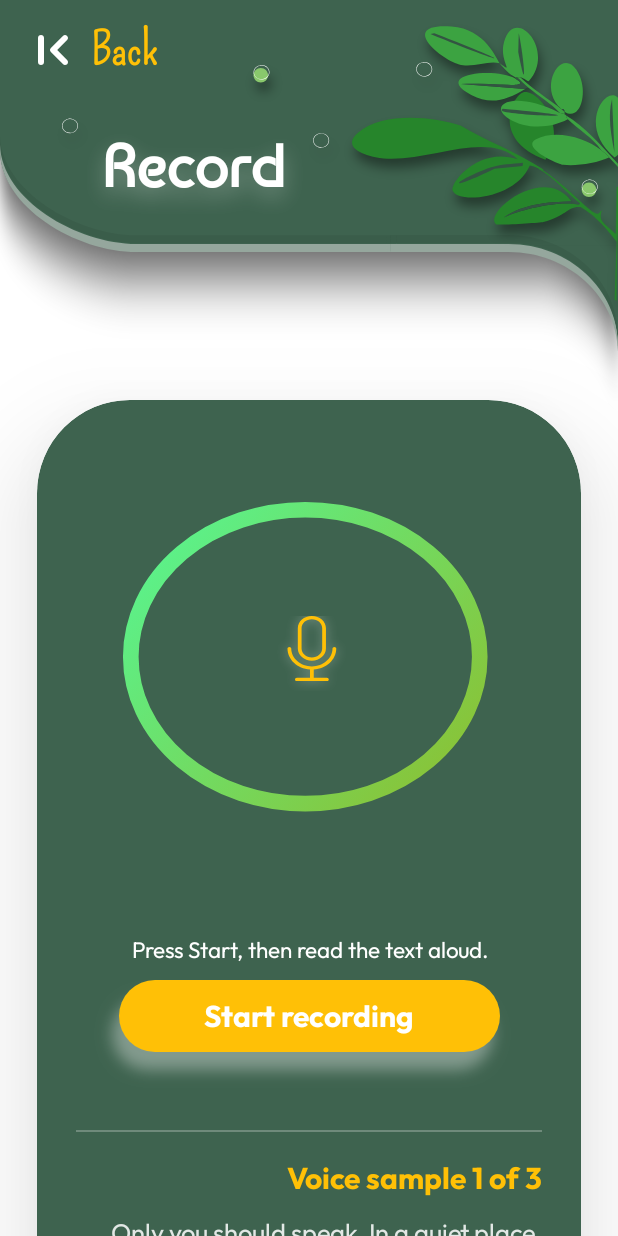
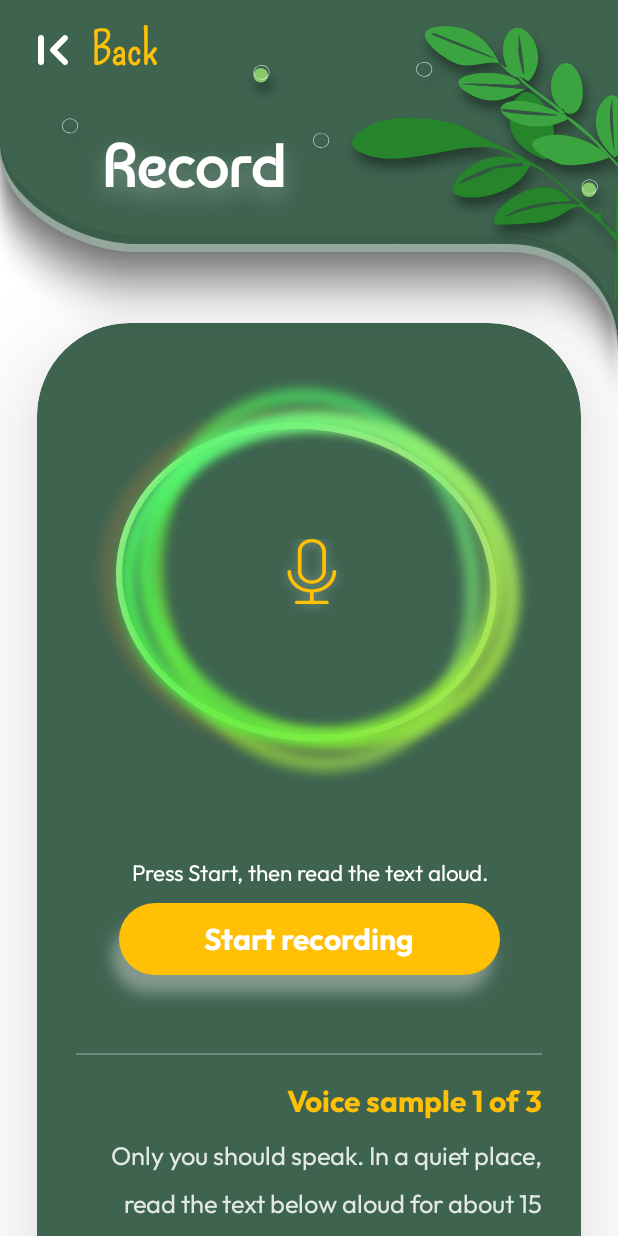
Before and after one commit to anonymous5841/Evoke_Dementia, an Android app built with Jetpack Compose: the RecordScreen screen opened through its navigation route, on a phone screen of 412 x 824 dp. Run offline under Robolectric (Android 15) with nearby library versions, the phone set to English and light mode, and no system bars; libraries missing offline, so code that uses them is left out: com.k2fsa.sherpa.

Commit message:
updated recorder ui, and added text

```diff
--- a/app/src/main/java/com/example/evoke/ui/Profile.kt
+++ b/app/src/main/java/com/example/evoke/ui/Profile.kt
@@ -261,7 +261,7 @@ fun PersonFormContent(
                                 contentAlignment = Alignment.BottomCenter
                             ) {
                                 FieldLabel(
-                                    text = stringResource(R.string.add_person_voice_sample),
+                                    text = stringResource(R.string.user_voice_sample),
                                     textsize = 17.sp,
                                     fontFamily = OutfitFont,
                                     fontWeight = FontWeight.Medium
--- a/app/src/main/java/com/example/evoke/ui/RecorderScreen.kt
+++ b/app/src/main/java/com/example/evoke/ui/RecorderScreen.kt
@@ -26,6 +26,7 @@ import androidx.compose.ui.unit.sp
 import androidx.core.content.ContextCompat
 import com.example.evoke.ui.components.HeaderSection
 import androidx.compose.ui.draw.blur
+import androidx.compose.ui.platform.LocalLayoutDirection
 import androidx.compose.ui.tooling.preview.Preview
 import androidx.compose.ui.unit.Dp
 import com.example.animation.LiquidBlobAnimation
@@ -35,6 +36,7 @@ import com.example.evoke.ui.components.ShadowButton
 import com.example.evoke.ui.theme.AppTheme
 import com.example.evoke.ui.theme.GreenTheme
 import androidx.compose.ui.res.stringResource
+import androidx.compose.ui.unit.LayoutDirection
 import com.example.evoke.R
 import com.example.evoke.ui.components.AppLanguageDirection
 import com.example.evoke.ui.components.isUrduSelected
@@ -43,7 +45,7 @@ import com.example.evoke.voice.RecorderPhase
 import com.example.evoke.voice.RecorderUiState
 import com.example.evoke.voice.VoiceConfig
 import com.example.evoke.voice.VoiceSessionViewModel
-
+import androidx.compose.ui.text.style.TextDirection
 
 private fun Modifier.blurIfSupported(radius: Dp): Modifier {
     return if (Build.VERSION.SDK_INT >= Build.VERSION_CODES.S) {
@@ -163,8 +165,7 @@ fun RecordScreen(
             // Calculate spacing
             val headerHeight = 260.dp
             val bottomPadding = 28.dp
-            val availableHeight = maxHeight - headerHeight - bottomPadding
-            val topPadding = (availableHeight - cardHeight) / 2f
+            val headerGap = (-25).dp   // gap under the header; raise it if it feels too tight
 
             Box(
                 modifier = Modifier.fillMaxSize()
@@ -177,12 +178,8 @@ fun RecordScreen(
                         .verticalScroll(rememberScrollState())
                 ) {
 
-                    // Header space
-                    Spacer(modifier = Modifier.height(headerHeight))
-
-                    // Top padding to center the recorder part of the card
-                    Spacer(modifier = Modifier.height(topPadding.coerceAtLeast(12.dp)))
-
+                    // Header space + gap (headerGap may be negative to pull the card up)
+                    Spacer(modifier = Modifier.height((headerHeight + headerGap).coerceAtLeast(0.dp)))
                     Box(
                         modifier = Modifier
                             .fillMaxWidth()
@@ -232,7 +229,8 @@ fun RecordScreen(
                                             )
                                         } else {
                                             LiquidBlobAnimation(
-                                                modifier = Modifier.size(blobAnimationSize)
+                                                modifier = Modifier.size(blobAnimationSize),
+                                                isAnimating = isRecording
                                             )
                                         }
 
@@ -335,10 +333,7 @@ fun RecordScreen(
                         }
                     }
 
-                    // Bottom padding to center card
-                    Spacer(modifier = Modifier.height(topPadding.coerceAtLeast(12.dp)))
-
-                    // Minimum bottom padding
+                    // Bottom padding
                     Spacer(modifier = Modifier.height(bottomPadding))
                 }
 
@@ -422,25 +417,36 @@ private fun ScriptSection(state: RecorderUiState) {
             Spacer(modifier = Modifier.height(16.dp))
 
             // The script itself
+            val scriptRes = when (state.currentSample) {
+                1 -> R.string.voice_sample_script_en
+                2 -> R.string.voice_sample_script_ur
+                else -> R.string.voice_sample_script_mix
+            }
+            val scriptIsUrdu = state.currentSample >= 2          // Urdu glyphs need the taller line height
+            val scriptDirection = if (state.currentSample == 2) LayoutDirection.Rtl else LayoutDirection.Ltr
+
+            CompositionLocalProvider(LocalLayoutDirection provides scriptDirection) {
                 Box(
                     modifier = Modifier
                         .fillMaxWidth()
-                    .background(
-                        Color.White.copy(alpha = 0.12f),
-                        RoundedCornerShape(24.dp)
-                    )
+                        .background(Color.White.copy(alpha = 0.12f), RoundedCornerShape(24.dp))
                         .padding(horizontal = 20.dp, vertical = 18.dp)
                 ) {
+                    if (state.currentSample >= 3) {
+                        MixedScript(stringResource(scriptRes))
+                    } else {
                         Text(
-                    text = stringResource(R.string.voice_sample_script),
+                            text = stringResource(scriptRes),
                             color = Color.White,
                             fontSize = 22.sp,
-                    lineHeight = if (isUrdu) 44.sp else 34.sp,
+                            lineHeight = if (scriptIsUrdu) 44.sp else 34.sp,
                             fontWeight = FontWeight.Medium,
                             fontFamily = OutfitFont,
                             textAlign = TextAlign.Start,
                             modifier = Modifier.fillMaxWidth()
                         )
+                    }
+                }
             }
         }
     }
@@ -498,6 +504,35 @@ private fun StatusText(
     )
 }
 
+/** Mixed Urdu/English script: one sentence per line, RTL, English phrases kept intact. */
+@Composable
+private fun MixedScript(text: String) {
+    val latinRun = Regex("[A-Za-z]+(?:\\s+[A-Za-z]+)*")
+    val lines = text.split("۔")
+        .map { it.trim() }
+        .filter { it.isNotEmpty() }
+        .map { sentence ->
+            // \u2066 = LRI, \u2069 = PDI: each English phrase becomes an isolated LTR block
+            latinRun.replace(sentence) { "\u2066${it.value}\u2069" } + "۔"
+        }
+
+    Column(verticalArrangement = Arrangement.spacedBy(14.dp)) {
+        lines.forEach { line ->
+            Text(
+                text = line,
+                color = Color.White,
+                fontSize = 22.sp,
+                lineHeight = 44.sp,
+                fontWeight = FontWeight.Medium,
+                fontFamily = OutfitFont,
+                textAlign = TextAlign.Right,
+                style = LocalTextStyle.current.copy(textDirection = TextDirection.Rtl),
+                modifier = Modifier.fillMaxWidth()
+            )
+        }
+    }
+}
+
 @Preview(showBackground = true, showSystemUi = true)
 @Composable
 fun RecorderPreview() {
--- a/app/src/main/java/com/example/evoke/ui/components/recorder_animation.kt
+++ b/app/src/main/java/com/example/evoke/ui/components/recorder_animation.kt
@@ -76,11 +76,30 @@ import androidx.compose.ui.graphics.Color
  * color (#FF9838) are unchanged - only the ellipse stroke gradients
  * (colors + start-stop position) are newly keyframed.
  */
+
 @Composable
 fun VoiceRecorderAnimation(
     modifier: Modifier = Modifier,
     isAnimating: Boolean = true
 ) {
+    Box(modifier = modifier, contentAlignment = Alignment.Center) {
+        if (isAnimating) AnimatedVoiceRings() else StaticVoiceRings()
+    }
+}
+
+@Composable
+private fun StaticVoiceRings() {
+    val c = AppTheme.colors
+    VoiceRings(
+        theta = 0f,
+        rotationA = 8.4f, rotationB = 0f, rotationC = 14.9f, rotationD = 77.22f,
+        colorA1 = c.voiceS1E1T, colorA2 = c.voiceS1E1B, stopA = 0f,
+        colorBCD1 = c.voiceS1E2T, colorBCD2 = c.voiceS1E2B, stopBCD = 0f
+    )
+}
+
+@Composable
+private fun AnimatedVoiceRings() {
     val infiniteTransition = rememberInfiniteTransition(label = "voiceAnimation")
     val appColors = AppTheme.colors
     val time by infiniteTransition.animateFloat(
@@ -287,96 +306,68 @@ fun VoiceRecorderAnimation(
         ),
         label = "stopBCD"
     )
+    VoiceRings(
+        theta, rotationA, rotationB, rotationC, rotationD,
+        colorA1, colorA2, stopA, colorBCD1, colorBCD2, stopBCD
+    )
+}
 
-    Box(
-        modifier = modifier,
-        contentAlignment = Alignment.Center
+
+@Composable
+private fun VoiceRings(
+    theta: Float,
+    rotationA: Float, rotationB: Float, rotationC: Float, rotationD: Float,
+    colorA1: Color, colorA2: Color, stopA: Float,
+    colorBCD1: Color, colorBCD2: Color, stopBCD: Float
 ) {
-        if (isAnimating) {
-
-            // ---- Ring A (Ellipse1): rx=113.44 ry=92.74 - shadow + ring together ----
     RingAWithShadow(
-                theta = theta,
-                rotation = rotationA,
-                colorTop = colorA1,
-                colorBottom = colorA2,
-                colorStop = stopA
+        theta = theta, rotation = rotationA,
+        colorTop = colorA1, colorBottom = colorA2, colorStop = stopA
     )
 
-            // ---- Ring D (Ellipse4): rx=111.56 ry=93.98 (+7dp) ----
+    val overlayStart = Color(0xFF05F80D).copy(alpha = 0.33f)
+    val overlayEnd = Color.White.copy(alpha = 0.15f)
+
+    // Ring D
     Canvas(modifier = Modifier.fillMaxSize().blurIfSupported(6.dp)) {
-                val scale = fitScale(size)
-                val sizeBump = 7.dp.toPx()
-                val cx = baseCenterX(size, scale, 206.07f) + sin(theta + 3.6f) * 6f * scale
-                val cy = baseCenterY(size, scale, 152.29f)
+        val scale = fitScale(size); val bump = 7.dp.toPx()
         drawRing(
-                    centerX = cx, centerY = cy,
-                    radiusX = 111.56f * scale + sizeBump, radiusY = 93.98f * scale + sizeBump,
+            centerX = baseCenterX(size, scale, 206.07f) + sin(theta + 3.6f) * 6f * scale,
+            centerY = baseCenterY(size, scale, 152.29f),
+            radiusX = 111.56f * scale + bump, radiusY = 93.98f * scale + bump,
             rotation = rotationD,
             opacity = (0.55f + 0.25f * sin(theta + 3.0f)).coerceIn(0.15f, 0.9f),
             baseStart = colorBCD1, baseEnd = colorBCD2, baseStartStop = stopBCD,
-                    overlayStart = Color(0xFF05F80D).copy(alpha = 0.33f),
-                    overlayEnd = Color.White.copy(alpha = 0.15f),
-                    strokeWidth = 10f * scale
+            overlayStart = overlayStart, overlayEnd = overlayEnd, strokeWidth = 10f * scale
         )
     }
-
-            // ---- Ring C (Ellipse3): rx=111.56 ry=93.98 (+7dp) ----
+    // Ring C
     Canvas(modifier = Modifier.fillMaxSize().blurIfSupported(6.dp)) {
-                val scale = fitScale(size)
-                val sizeBump = 7.dp.toPx()
-                val cx = baseCenterX(size, scale, 209.20f) + sin(theta + 2.4f) * 5f * scale
-                val cy = baseCenterY(size, scale, 152.46f)
+        val scale = fitScale(size); val bump = 7.dp.toPx()
         drawRing(
-                    centerX = cx, centerY = cy,
-                    radiusX = 111.56f * scale + sizeBump, radiusY = 93.98f * scale + sizeBump,
+            centerX = baseCenterX(size, scale, 209.20f) + sin(theta + 2.4f) * 5f * scale,
+            centerY = baseCenterY(size, scale, 152.46f),
+            radiusX = 111.56f * scale + bump, radiusY = 93.98f * scale + bump,
             rotation = rotationC,
             opacity = (0.6f + 0.25f * sin(theta + 2.0f)).coerceIn(0.15f, 0.95f),
             baseStart = colorBCD1, baseEnd = colorBCD2, baseStartStop = stopBCD,
-                    overlayStart = Color(0xFF05F80D).copy(alpha = 0.33f),
-                    overlayEnd = Color.White.copy(alpha = 0.15f),
-                    strokeWidth = 10f * scale
+            overlayStart = overlayStart, overlayEnd = overlayEnd, strokeWidth = 10f * scale
         )
     }
-
-            // ---- Ring B (Ellipse2): rx=111.56 ry=93.98 (+7dp) ----
+    // Ring B
     Canvas(modifier = Modifier.fillMaxSize().blurIfSupported(6.dp)) {
-                val scale = fitScale(size)
-                val sizeBump = 7.dp.toPx()
-                val cx = baseCenterX(size, scale, 197.61f) + sin(theta + 1.2f) * 5f * scale
-                val cy = baseCenterY(size, scale, 152.04f)
+        val scale = fitScale(size); val bump = 7.dp.toPx()
         drawRing(
-                    centerX = cx, centerY = cy,
-                    radiusX = 111.56f * scale + sizeBump, radiusY = 93.98f * scale + sizeBump,
+            centerX = baseCenterX(size, scale, 197.61f) + sin(theta + 1.2f) * 5f * scale,
+            centerY = baseCenterY(size, scale, 152.04f),
+            radiusX = 111.56f * scale + bump, radiusY = 93.98f * scale + bump,
             rotation = rotationB,
             opacity = (0.75f + 0.2f * sin(theta + 1.0f)).coerceIn(0.2f, 1f),
             baseStart = colorBCD1, baseEnd = colorBCD2, baseStartStop = stopBCD,
-                    overlayStart = Color(0xFF05F80D).copy(alpha = 0.33f),
-                    overlayEnd = Color.White.copy(alpha = 0.15f),
-                    strokeWidth = 10f * scale
-                )
-            }
-
-        } else {
-            // Static resting frame - matches Ring B's fitted geometry, State-A colors
-            Canvas(modifier = Modifier.fillMaxSize()) {
-                val scale = fitScale(size)
-                drawAnimatedEllipse(
-                    centerX = baseCenterX(size, scale, 197.61f),
-                    centerY = baseCenterY(size, scale, 152.04f),
-                    radiusX = 111.56f * scale, radiusY = 93.98f * scale,
-                    rotation = 0f,
-                    opacity = 1f,
-                    primaryColor = appColors.voiceS1E2T,
-                    secondaryColor = appColors.voiceS1E2B,
-                    startStop = 0f,
-                    strokeWidth = 10f * scale
+            overlayStart = overlayStart, overlayEnd = overlayEnd, strokeWidth = 10f * scale
         )
     }
 }
-    }
-}
-
 /**
  * Ring A (Ellipse1) drawn as ONE unit: shadow + sharp ring share the exact
  * same center/rotation, computed once, so they can never drift apart.
@@ -607,14 +598,18 @@ fun VoiceRecorderAnimationPreview() {
 @Composable
 fun LiquidBlobAnimation(
     modifier: Modifier = Modifier.size(220.dp), // only used if the caller passes no modifier
-    points: Int = 24 // more samples = no pinching/aliasing between the noise waves
+    points: Int = 24, // more samples = no pinching/aliasing between the noise waves
+    isAnimating: Boolean = true
+
 ) {
     val colors = AppTheme.colors
 
     // Single free-running clock, in seconds, driven by actual frame time.
     var timeSeconds by remember { mutableStateOf(0f) }
-    LaunchedEffect(Unit) {
-        val start = withFrameNanos { it }
+    LaunchedEffect(isAnimating) {
+        if (!isAnimating) return@LaunchedEffect
+        // frozen: keep last timeSeconds
+        val start = withFrameNanos { it } - (timeSeconds * 1_000_000_000f).toLong()
         while (true) {
             withFrameNanos { now ->
                 timeSeconds = (now - start) / 1_000_000_000f
--- a/app/src/main/res/values/strings.xml
+++ b/app/src/main/res/values/strings.xml
@@ -51,7 +51,8 @@
     <string name="get_current_location">Get current location</string>
 
     <!-- Voice -->
-    <string name="add_person_voice_sample">Add your\nvoice sample *</string>
+    <string name="add_person_voice_sample">Add person\'s\nvoice sample *</string>
+    <string name="user_voice_sample">Add your\nvoice sample *</string>
 
 
     <!-- Buttons -->
@@ -348,8 +349,10 @@
     <string name="cb_optional_info">Cloud backup is optional. Your data will remain on this device if backup is not enabled.</string>
 
     <!-- [VOICE RECORDER] voice samples + conversation recording -->
-    <string name="voice_sample_script">Today is a good day. I am sitting with my family and we are talking about our plans for the week. In the morning I like to drink tea and read the newspaper. In the evening we go for a short walk in the park near our home.</string>
-    <string name="voice_patient_instruction">Only you should speak. In a quiet place, read the text below aloud for about 15 seconds.</string>
+    <string name="voice_sample_script_en" translatable="false">Today is a good day. I am sitting with my family and we are talking about our plans for the week. In the morning I like to drink tea and read the newspaper. In the evening we go for a short walk in the park near our home.</string>
+    <string name="voice_sample_script_ur" translatable="false">آج ایک اچھا دن ہے۔ میں اپنی فیملی کے ساتھ بیٹھا ہوں اور ہم اس ہفتے کے منصوبوں کے بارے میں بات کر رہے ہیں۔ صبح کے وقت مجھے چائے پینا اور اخبار پڑھنا پسند ہے۔ شام کو ہم اپنے گھر کے قریب پارک میں تھوڑی دیر چہل قدمی کے لیے جاتے ہیں۔</string>
+    <string name="voice_sample_script_mix" translatable="false">آج ایک اچھا دن ہے۔ I am sitting with my family and ہم اس ہفتے کے منصوبوں کے بارے میں بات کر رہے ہیں۔ Morning میں مجھے چائے پینا اور newspaper پڑھنا پسند ہے۔ شام کو ہم اپنے گھر کے قریب park میں ایک short walk کے لیے جاتے ہیں۔</string>
+    <string name="voice_patient_instruction">Only you should speak. In a quiet place, read the text below aloud for about 15 seconds. (scroll to see the text)</string>
     <string name="voice_partner_instruction">Only the visitor should speak. In a quiet place, they should read the text below aloud for about 15 seconds.</string>
     <string name="voice_conversation_instruction">Press Start and talk normally. Only your voice and your visitor\'s voice will be kept.</string>
     <string name="voice_press_start">Press Start, then read the text aloud.</string>
```
Also changed, not shown: 1 other file. Lines whose indentation alone changed are shown as unchanged.
